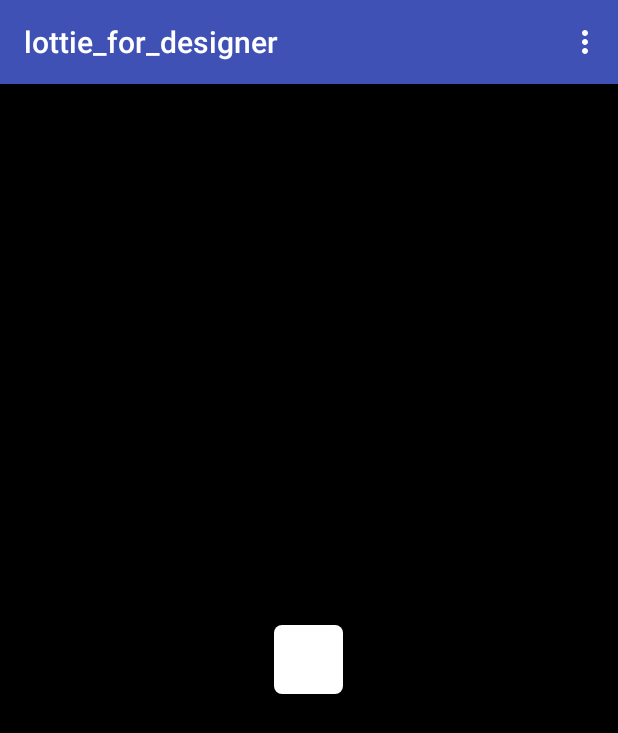
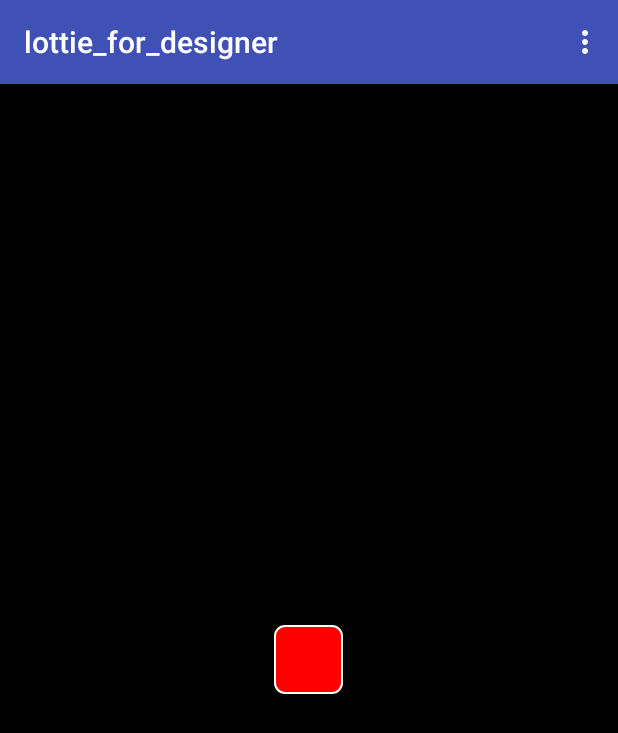
Before and after one commit to jinseongho/lottie_for_designer, an Android app: the screen it shows after launch (MainActivity), in the options menu, after a tap on "button test", on a phone screen of 412 x 824 dp. Shown: the top 733 px of the screen. Run offline under Robolectric (Android 15) with nearby library versions, the phone set to English and light mode, and no system bars; our stand-ins replace ButterKnife, data binding.

Commit message:
Add test button create layout

```diff
--- a/app/src/main/java/me/ingeni/lottie_for_designer/MainActivity.java
+++ b/app/src/main/java/me/ingeni/lottie_for_designer/MainActivity.java
@@ -1,8 +1,11 @@
 package me.ingeni.lottie_for_designer;
 
 import android.content.Intent;
+import android.content.res.Resources;
 import android.database.Cursor;
 import android.databinding.DataBindingUtil;
+import android.graphics.Color;
+import android.graphics.drawable.GradientDrawable;
 import android.net.Uri;
 import android.os.Bundle;
 import android.provider.OpenableColumns;
@@ -10,6 +13,8 @@ import android.support.v4.content.ContextCompat;
 import android.support.v7.app.AppCompatActivity;
 import android.view.Menu;
 import android.view.MenuItem;
+import android.view.View;
+import android.widget.Button;
 import android.widget.RelativeLayout;
 import android.widget.Toast;
 
@@ -59,7 +64,7 @@ public class MainActivity extends AppCompatActivity {
                 return true;
             }
             case R.id.menu_button_test: {
-
+                onDrawTestButton();
                 return true;
             }
             case R.id.menu_background: {
@@ -105,7 +110,7 @@ public class MainActivity extends AppCompatActivity {
         mAnimationView.playAnimation();
     }
 
-    public String getFileName(Uri uri) {
+    private String getFileName(Uri uri) {
         String result = null;
         if (uri.getScheme().equals("content")) {
             Cursor cursor = getContentResolver().query(uri, null, null, null, null);
@@ -125,6 +130,37 @@ public class MainActivity extends AppCompatActivity {
             }
         }
         return result;
+    }
+
+    private void onDrawTestButton() {
+        mLlRoot.removeAllViews();
+        RelativeLayout buttonLView = new RelativeLayout(this);
+        RelativeLayout.LayoutParams buttonParams =
+                new RelativeLayout.LayoutParams((int) dpToPx(46), (int) dpToPx(46));
+        buttonParams.addRule(RelativeLayout.CENTER_IN_PARENT, RelativeLayout.TRUE);
+        buttonLView.setLayoutParams(buttonParams);
+
+        GradientDrawable gd = new GradientDrawable();
+        gd.setColor(Color.RED);
+        gd.setCornerRadius(10);
+        gd.setStroke(2, Color.WHITE);
+        buttonLView.setBackground(gd);
+
+        buttonLView.addView(mAnimationView);
+        mAnimationView.cancelAnimation();
+        buttonLView.setOnClickListener(new View.OnClickListener() {
+            @Override
+            public void onClick(View v) {
+                mAnimationView.playAnimation();
+                mAnimationView.loop(false);
+            }
+        });
+
+        mLlRoot.addView(buttonLView);
+    }
+
+    private float dpToPx(float dp) {
+        return dp * Resources.getSystem().getDisplayMetrics().density;
     }
 
     //    @SuppressLint("NewApi")
--- a/app/src/main/res/layout/activity_main.xml
+++ b/app/src/main/res/layout/activity_main.xml
@@ -15,20 +15,11 @@
         android:layout_height="match_parent"
         android:background="@android:color/black">
 
-        <LinearLayout
-            android:id="@+id/test_button_container"
-            android:layout_width="46dp"
-            android:layout_height="46dp"
-            android:layout_centerInParent="true"
-            android:background="@drawable/rounded_button"
-            android:orientation="vertical">
-
-            <com.airbnb.lottie.LottieAnimationView
-                android:id="@+id/animation_view"
-                android:layout_width="wrap_content"
-                android:layout_height="wrap_content"
-                android:layout_gravity="center" />
-        </LinearLayout>
+        <com.airbnb.lottie.LottieAnimationView
+            android:id="@+id/animation_view"
+            android:layout_width="wrap_content"
+            android:layout_height="wrap_content"
+            android:layout_centerInParent="true" />
 
         <TextView
             android:layout_width="wrap_content"
```
